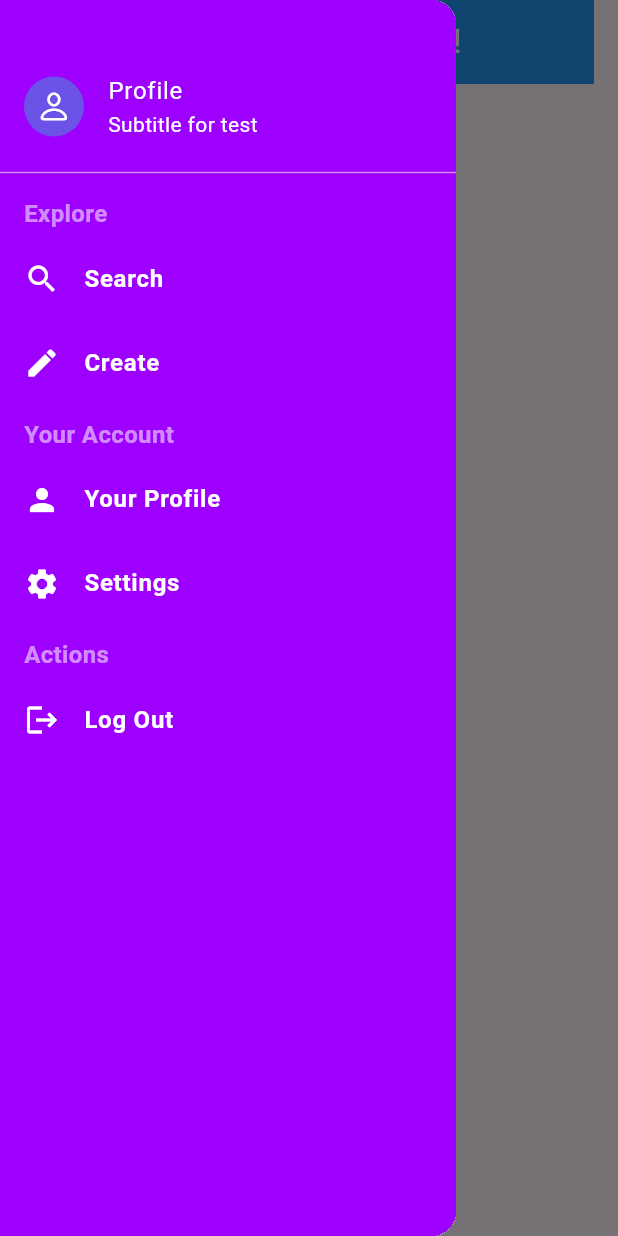
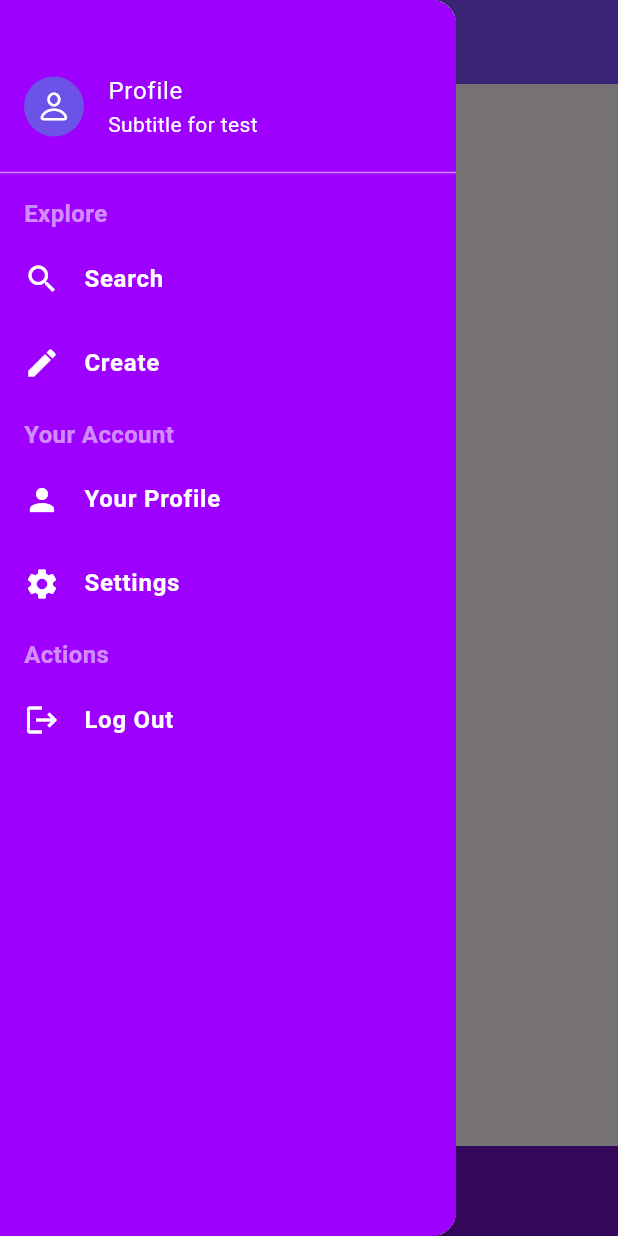
Before and after one commit to CybDot/FrontEnd, a Flutter app: the screen it shows after launch, with the side drawer open, on a phone screen of 412 x 824 dp. Run offline on Flutter 3.47's test engine with Material 3 defaults, Android fonts, the phone set to English and light mode, and no system bars; our stand-ins replace font_awesome_flutter, shared_preferences; Roboto replaces fonts that are missing (AbrilFatface).

Commit message:
adding fgooter

```diff
--- a/lib/homePage.dart
+++ b/lib/homePage.dart
@@ -1,7 +1,9 @@
 // ignore_for_file: file_names, use_key_in_widget_constructors, prefer_const_constructors_in_immutables, prefer_const_constructors, unused_element, prefer_typing_uninitialized_variables, avoid_unnecessary_containers, library_private_types_in_public_api, avoid_print
+//
+//  import 'dart:convert';
 
 import 'package:flutter/material.dart';
-import 'package:path/path.dart';
+// import 'package:path/path.dart';
 
 import 'package:velnoteproj/sideMenu.dart';
 
@@ -33,32 +35,56 @@ class _HomePageState extends State<HomePage> {
       key: _scaffoldKey, // Assign the GlobalKey to Scaffold
       appBar: AppBar(
         automaticallyImplyLeading: false,
-        title: _appBar(username),
+
+        backgroundColor:Colors.deepPurpleAccent,
+        title: _appbar(username),
+
         leading: Builder(
           builder: (context) => IconButton(
-            icon: Icon(Icons.menu),
+            icon: Icon(Icons.menu ,color:Colors.white),
             onPressed: () {
               _scaffoldKey.currentState!.openDrawer();
             },
           ),
         ),
       ),
+      bottomNavigationBar:_bottomNavBar(),
       drawer: Drawer(
         child: Sidemenu(), // Your side menu widget
       ),
     );
   }
 
-  Widget _appBar(String username) {
-    return AppBar(
-      title: Text(
-        'Welcome, ${username.isNotEmpty ? username : "Guest"}!',
-        style: TextStyle(color: Colors.white),
-      ),
-      backgroundColor: Colors.blue,
+  Widget _appbar(String username) {
+    return Row(
+      mainAxisAlignment: MainAxisAlignment.spaceBetween,
+
+      children: [
+        Text('Welcome, ${username.isNotEmpty ? username : "Guest"}!',
+          style: TextStyle(color:Colors.white),),
 
 
 
+      ],
     );
   }
+
+  Widget _bottomNavBar(){
+    return Positioned(
+      left:0,
+      right:0,
+      bottom:0,
+    child: Container(
+      decoration: BoxDecoration(
+        borderRadius: BorderRadius.circular(30)
+      ),
+      color:Color(0xFF7010C5),
+      height: 60.0,
+
+    ),
+    );
+
+
+
+  }
 }
```
